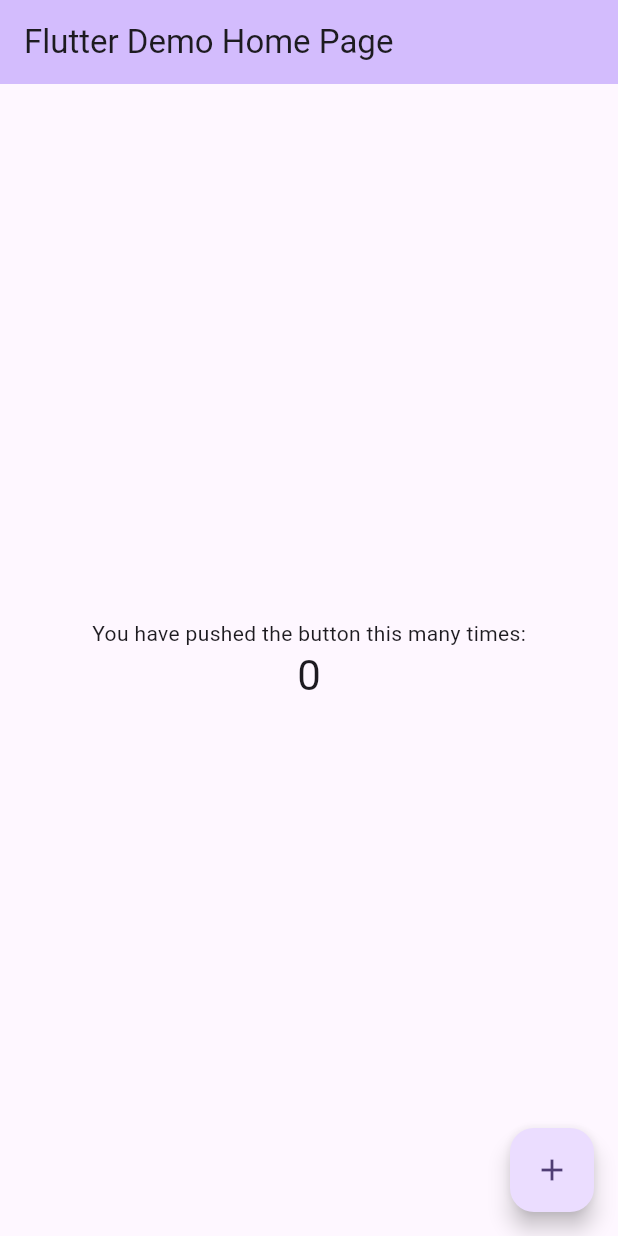
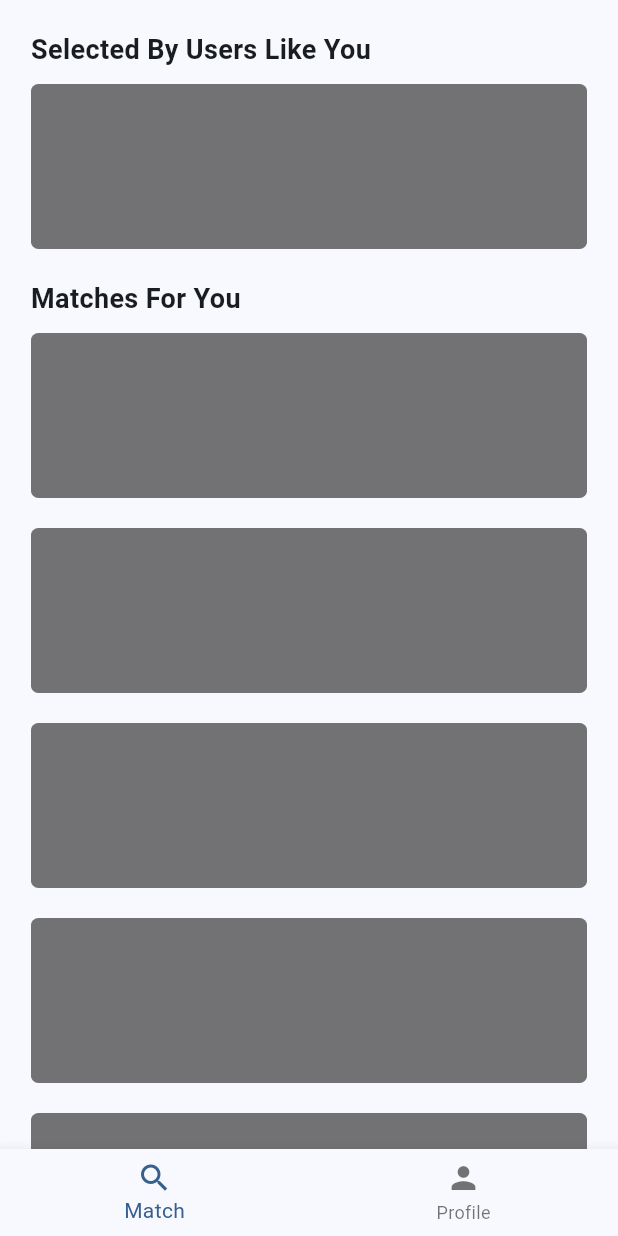
Before and after one commit to LLI1234/scd_tool, a Flutter app: the screen it shows after launch, on a phone screen of 412 x 824 dp. Run offline on Flutter 3.47's test engine with Material 3 defaults, Android fonts, the phone set to English and light mode, and no system bars.

Commit message:
Initial pages setup

```diff
--- a/lib/main.dart
+++ b/lib/main.dart
@@ -1,4 +1,6 @@
 import 'package:flutter/material.dart';
+import 'pages/match_page.dart';
+import 'pages/profile_page.dart';
 
 void main() {
   runApp(const MyApp());
@@ -7,119 +9,63 @@ void main() {
 class MyApp extends StatelessWidget {
   const MyApp({super.key});
 
-  // This widget is the root of your application.
   @override
   Widget build(BuildContext context) {
     return MaterialApp(
       title: 'Flutter Demo',
       theme: ThemeData(
-        // This is the theme of your application.
-        //
-        // TRY THIS: Try running your application with "flutter run". You'll see
-        // the application has a purple toolbar. Then, without quitting the app,
-        // try changing the seedColor in the colorScheme below to Colors.green
-        // and then invoke "hot reload" (save your changes or press the "hot
-        // reload" button in a Flutter-supported IDE, or press "r" if you used
-        // the command line to start the app).
-        //
-        // Notice that the counter didn't reset back to zero; the application
-        // state is not lost during the reload. To reset the state, use hot
-        // restart instead.
-        //
-        // This works for code too, not just values: Most code changes can be
-        // tested with just a hot reload.
-        colorScheme: ColorScheme.fromSeed(seedColor: Colors.deepPurple),
+        colorScheme: ColorScheme.fromSeed(seedColor: Colors.blue),
         useMaterial3: true,
       ),
-      home: const MyHomePage(title: 'Flutter Demo Home Page'),
+      debugShowCheckedModeBanner: false,
+      home: const MainPage(title: 'Flutter Demo Match Page'),
     );
   }
 }
 
-class MyHomePage extends StatefulWidget {
-  const MyHomePage({super.key, required this.title});
-
-  // This widget is the home page of your application. It is stateful, meaning
-  // that it has a State object (defined below) that contains fields that affect
-  // how it looks.
-
-  // This class is the configuration for the state. It holds the values (in this
-  // case the title) provided by the parent (in this case the App widget) and
-  // used by the build method of the State. Fields in a Widget subclass are
-  // always marked "final".
+class MainPage extends StatefulWidget {
+  const MainPage({super.key, required this.title});
 
   final String title;
 
   @override
-  State<MyHomePage> createState() => _MyHomePageState();
+  State<MainPage> createState() => _MainPageState();
 }
 
-class _MyHomePageState extends State<MyHomePage> {
-  int _counter = 0;
+class _MainPageState extends State<MainPage> {
+  final screens = [
+    MatchPage(),
+    ProfilePage(),
+  ];
 
-  void _incrementCounter() {
+  int selectedIndex = 0;
+  void onItemTapped(int index) {
     setState(() {
-      // This call to setState tells the Flutter framework that something has
-      // changed in this State, which causes it to rerun the build method below
-      // so that the display can reflect the updated values. If we changed
-      // _counter without calling setState(), then the build method would not be
-      // called again, and so nothing would appear to happen.
-      _counter++;
+      selectedIndex = index;
     });
   }
 
   @override
   Widget build(BuildContext context) {
-    // This method is rerun every time setState is called, for instance as done
-    // by the _incrementCounter method above.
-    //
-    // The Flutter framework has been optimized to make rerunning build methods
-    // fast, so that you can just rebuild anything that needs updating rather
-    // than having to individually change instances of widgets.
     return Scaffold(
-      appBar: AppBar(
-        // TRY THIS: Try changing the color here to a specific color (to
-        // Colors.amber, perhaps?) and trigger a hot reload to see the AppBar
-        // change color while the other colors stay the same.
-        backgroundColor: Theme.of(context).colorScheme.inversePrimary,
-        // Here we take the value from the MyHomePage object that was created by
-        // the App.build method, and use it to set our appbar title.
-        title: Text(widget.title),
-      ),
-      body: Center(
-        // Center is a layout widget. It takes a single child and positions it
-        // in the middle of the parent.
-        child: Column(
-          // Column is also a layout widget. It takes a list of children and
-          // arranges them vertically. By default, it sizes itself to fit its
-          // children horizontally, and tries to be as tall as its parent.
-          //
-          // Column has various properties to control how it sizes itself and
-          // how it positions its children. Here we use mainAxisAlignment to
-          // center the children vertically; the main axis here is the vertical
-          // axis because Columns are vertical (the cross axis would be
-          // horizontal).
-          //
-          // TRY THIS: Invoke "debug painting" (choose the "Toggle Debug Paint"
-          // action in the IDE, or press "p" in the console), to see the
-          // wireframe for each widget.
-          mainAxisAlignment: MainAxisAlignment.center,
-          children: <Widget>[
-            const Text(
-              'You have pushed the button this many times:',
+        body: IndexedStack(
+          //Keeps all the children alive i.e. state is preserved
+          index: selectedIndex,
+          children: screens,
+        ),
+        bottomNavigationBar: BottomNavigationBar(
+          items: const <BottomNavigationBarItem>[
+            BottomNavigationBarItem(
+              icon: Icon(Icons.search),
+              label: 'Match',
             ),
-            Text(
-              '$_counter',
-              style: Theme.of(context).textTheme.headlineMedium,
+            BottomNavigationBarItem(
+              icon: Icon(Icons.person),
+              label: 'Profile',
             ),
           ],
-        ),
-      ),
-      floatingActionButton: FloatingActionButton(
-        onPressed: _incrementCounter,
-        tooltip: 'Increment',
-        child: const Icon(Icons.add),
-      ), // This trailing comma makes auto-formatting nicer for build methods.
-    );
+          currentIndex: selectedIndex,
+          onTap: (index) => onItemTapped(index),
+        ));
   }
 }
--- /dev/null
+++ b/lib/pages/match_page.dart
@@ -0,0 +1,119 @@
+import "package:flutter/material.dart";
+
+class MatchPage extends StatefulWidget {
+  const MatchPage({super.key});
+
+  @override
+  State<MatchPage> createState() => _MatchPageState();
+}
+
+class _MatchPageState extends State<MatchPage> {
+  @override
+  Widget build(BuildContext context) {
+    // This method is rerun every time setState is called, for instance as done
+    // by the _incrementCounter method above.
+    //
+    // The Flutter framework has been optimized to make rerunning build methods
+    // fast, so that you can just rebuild anything that needs updating rather
+    // than having to individually change instances of widgets.
+    return Scaffold(
+      body: Center(
+        child: Container(
+          width: MediaQuery.of(context).size.width * 0.90, //Max width
+          child: const SingleChildScrollView(
+            child: Column(
+              mainAxisAlignment: MainAxisAlignment.start,
+              crossAxisAlignment: CrossAxisAlignment.center,
+              children: <Widget>[
+                SizedBox(height: 20.0),
+                Row(
+                  children: [
+                    Text(
+                      'Selected By Users Like You',
+                      style: TextStyle(
+                        fontSize: 18.0,
+                        fontWeight: FontWeight.bold,
+                      ),
+                    ),
+                  ],
+                ),
+                SizedBox(height: 10.0),
+                CenterCard(),
+                SizedBox(height: 20.0),
+                Row(
+                  children: [
+                    Text(
+                      'Matches For You',
+                      style: TextStyle(
+                        fontSize: 18.0,
+                        fontWeight: FontWeight.bold,
+                      ),
+                    ),
+                  ],
+                ),
+                SizedBox(height: 10.0),
+                CenterCard(),
+                SizedBox(height: 20.0),
+                CenterCard(),
+                SizedBox(height: 20.0),
+                CenterCard(),
+                SizedBox(height: 20.0),
+                CenterCard(),
+                SizedBox(height: 20.0),
+                CenterCard(),
+                SizedBox(height: 20.0),
+                CenterCard(),
+              ],
+            ),
+          ),
+        ),
+      ),
+    );
+  }
+}
+
+class CenterCard extends StatelessWidget {
+  const CenterCard({Key? key}) : super(key: key);
+
+  @override
+  Widget build(BuildContext context) {
+    return GestureDetector(
+      onTap: () {
+        Navigator.push(
+          context,
+          MaterialPageRoute(builder: (context) => CenterDetailsPage()),
+        );
+      },
+      child: Center(
+        child: Container(
+          decoration: BoxDecoration(
+            color: Colors.black54,
+            borderRadius: BorderRadius.circular(5.0),
+          ),
+          width: double.infinity,
+          height: 110.0,
+        ),
+      ),
+    );
+  }
+}
+
+class CenterDetailsPage extends StatelessWidget {
+  const CenterDetailsPage({super.key});
+
+  @override
+  Widget build(BuildContext context) {
+    return Scaffold(
+      appBar: AppBar(
+        title: Text('Center Details Page'),
+        leading: IconButton(
+          icon: Icon(Icons.arrow_back),
+          onPressed: () => Navigator.pop(context),
+        ),
+      ),
+      body: Center(
+        child: Text('Center Details Page'),
+      ),
+    );
+  }
+}
```
Also changed, not shown: lib/pages/profile_page.dart (added, +52 -0 lines), pubspec.yaml (+4 -5 lines), images/446984.jpg (added), images/rwj_cancer_institute.jpeg (added), pubspec.lock.
